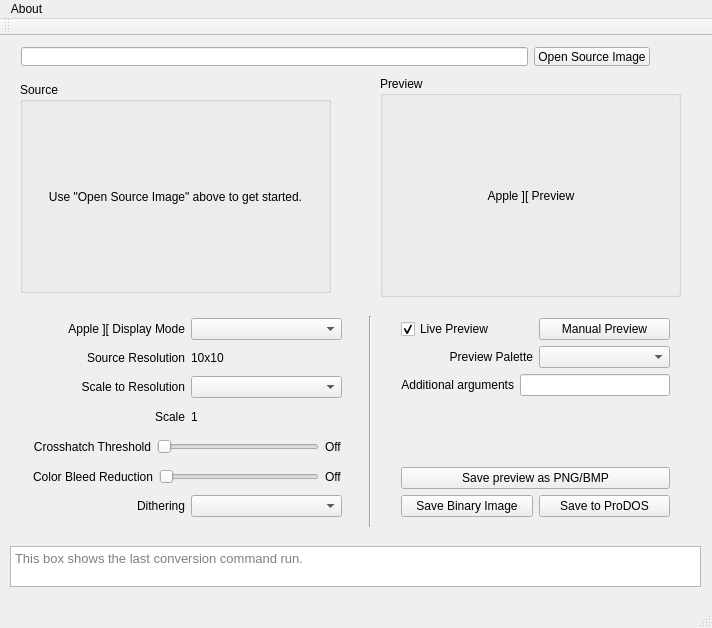
digarok/buckshot, file buckshot/mainwindow.ui: the form before one commit.
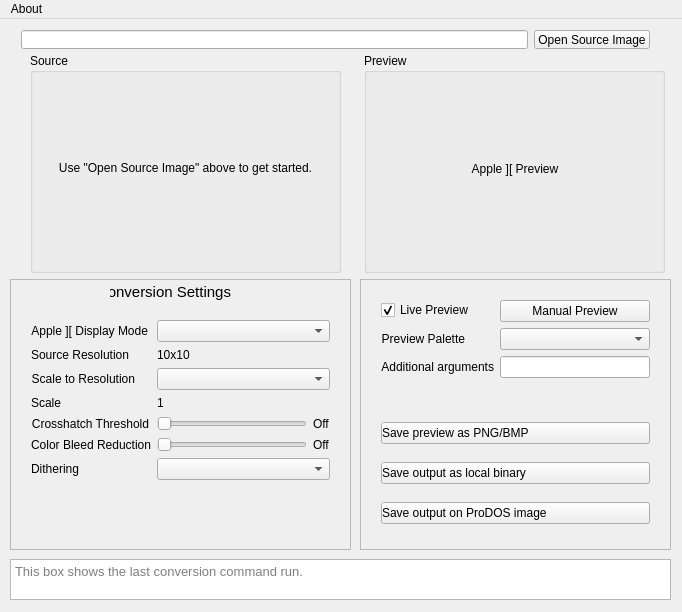
The form after the commit. Icons and pictures are not drawn.

Diff of the .ui file:
```diff
--- a/buckshot/mainwindow.ui
+++ b/buckshot/mainwindow.ui
@@ -6,8 +6,8 @@
    <rect>
     <x>0</x>
     <y>0</y>
-    <width>712</width>
-    <height>628</height>
+    <width>682</width>
+    <height>612</height>
    </rect>
   </property>
   <property name="sizePolicy">
@@ -23,10 +23,10 @@
    <widget class="QGroupBox" name="groupBox_source">
     <property name="geometry">
      <rect>
-      <x>20</x>
-      <y>46</y>
+      <x>30</x>
+      <y>34</y>
       <width>311</width>
-      <height>211</height>
+      <height>220</height>
      </rect>
     </property>
     <property name="title">
@@ -52,10 +52,10 @@
    <widget class="QGroupBox" name="groupBox_preview">
     <property name="geometry">
      <rect>
-      <x>380</x>
-      <y>40</y>
+      <x>364</x>
+      <y>34</y>
       <width>301</width>
-      <height>221</height>
+      <height>220</height>
      </rect>
     </property>
     <property name="title">
@@ -65,7 +65,7 @@
      <property name="geometry">
       <rect>
        <x>11</x>
-       <y>24</y>
+       <y>20</y>
        <width>280</width>
        <height>192</height>
       </rect>
@@ -108,8 +108,8 @@
     <property name="geometry">
      <rect>
       <x>10</x>
-      <y>510</y>
-      <width>691</width>
+      <y>540</y>
+      <width>661</width>
       <height>41</height>
      </rect>
     </property>
@@ -122,137 +122,26 @@
      <string>This box shows the last conversion command run.</string>
     </property>
    </widget>
-   <widget class="Line" name="line">
+   <widget class="QWidget" name="formLayoutWidget">
     <property name="geometry">
      <rect>
-      <x>360</x>
-      <y>280</y>
-      <width>20</width>
-      <height>211</height>
+      <x>20</x>
+      <y>290</y>
+      <width>321</width>
+      <height>231</height>
      </rect>
     </property>
-    <property name="orientation">
-     <enum>Qt::Vertical</enum>
-    </property>
-   </widget>
-   <widget class="QWidget" name="">
-    <property name="geometry">
-     <rect>
-      <x>390</x>
-      <y>271</y>
-      <width>291</width>
-      <height>221</height>
-     </rect>
-    </property>
-    <layout class="QVBoxLayout" name="verticalLayout">
-     <item>
-      <layout class="QHBoxLayout" name="horizontalLayout_2">
-       <item>
-        <widget class="QCheckBox" name="checkBox_livePreview">
-         <property name="text">
-          <string>Live Preview</string>
-         </property>
-         <property name="checked">
-          <bool>true</bool>
-         </property>
-        </widget>
-       </item>
-       <item>
-        <widget class="QPushButton" name="pushButton_preview">
-         <property name="text">
-          <string>Manual Preview</string>
-         </property>
-        </widget>
-       </item>
-      </layout>
-     </item>
-     <item>
-      <layout class="QHBoxLayout" name="horizontalLayout_3">
-       <item>
-        <widget class="QLabel" name="label_9">
-         <property name="text">
-          <string>Preview Palette</string>
-         </property>
-         <property name="alignment">
-          <set>Qt::AlignRight|Qt::AlignTrailing|Qt::AlignVCenter</set>
-         </property>
-        </widget>
-       </item>
-       <item>
-        <widget class="QComboBox" name="comboBox_previewPalette"/>
-       </item>
-      </layout>
-     </item>
-     <item>
-      <layout class="QHBoxLayout" name="horizontalLayout_4">
-       <item>
-        <widget class="QLabel" name="label_10">
-         <property name="text">
-          <string>Additional arguments</string>
-         </property>
-         <property name="alignment">
-          <set>Qt::AlignRight|Qt::AlignTrailing|Qt::AlignVCenter</set>
-         </property>
-        </widget>
-       </item>
-       <item>
-        <widget class="QLineEdit" name="lineEdit_addArgs"/>
-       </item>
-      </layout>
-     </item>
-     <item>
-      <spacer name="verticalSpacer">
-       <property name="orientation">
-        <enum>Qt::Vertical</enum>
-       </property>
-       <property name="sizeHint" stdset="0">
-        <size>
-         <width>20</width>
-         <height>40</height>
-        </size>
-       </property>
-      </spacer>
-     </item>
-     <item>
-      <widget class="QPushButton" name="pushButton_savePreview">
-       <property name="text">
-        <string>Save preview as PNG/BMP</string>
-       </property>
-      </widget>
-     </item>
-     <item>
-      <layout class="QHBoxLayout" name="horizontalLayout_5">
-       <item>
-        <widget class="QPushButton" name="pushButton_saveImage">
-         <property name="text">
-          <string>Save Binary Image</string>
-         </property>
-        </widget>
-       </item>
-       <item>
-        <widget class="QPushButton" name="pushButton_saveToProdos">
-         <property name="text">
-          <string>Save to ProDOS</string>
-         </property>
-        </widget>
-       </item>
-      </layout>
-     </item>
-    </layout>
-   </widget>
-   <widget class="QWidget" name="">
-    <property name="geometry">
-     <rect>
-      <x>22</x>
-      <y>271</y>
-      <width>331</width>
-      <height>221</height>
-     </rect>
-    </property>
-    <layout class="QVBoxLayout" name="verticalLayout_2">
-     <item>
-      <layout class="QHBoxLayout" name="horizontalLayout_6">
-       <item>
+    <layout class="QFormLayout" name="formLayout">
+     <property name="fieldGrowthPolicy">
+      <enum>QFormLayout::AllNonFixedFieldsGrow</enum>
+     </property>
+     <property name="horizontalSpacing">
+      <number>-1</number>
+     </property>
+     <property name="verticalSpacing">
+      <number>-1</number>
+     </property>
+     <item row="0" column="0">
         <widget class="QLabel" name="label_6">
          <property name="text">
           <string>Apple ][ Display Mode</string>
@@ -262,14 +151,17 @@
          </property>
         </widget>
        </item>
-       <item>
-        <widget class="QComboBox" name="comboBox_outputFormat"/>
-       </item>
-      </layout>
-     </item>
-     <item>
-      <layout class="QHBoxLayout" name="horizontalLayout_7">
-       <item>
+     <item row="0" column="1">
+      <widget class="QComboBox" name="comboBox_outputFormat">
+       <property name="sizePolicy">
+        <sizepolicy hsizetype="Preferred" vsizetype="Fixed">
+         <horstretch>1</horstretch>
+         <verstretch>0</verstretch>
+        </sizepolicy>
+       </property>
+      </widget>
+     </item>
+     <item row="1" column="0">
         <widget class="QLabel" name="label">
          <property name="text">
           <string>Source Resolution</string>
@@ -279,18 +171,14 @@
          </property>
         </widget>
        </item>
-       <item>
+     <item row="1" column="1">
         <widget class="QLabel" name="label_sourceResolution">
          <property name="text">
           <string>10x10</string>
          </property>
         </widget>
        </item>
-      </layout>
-     </item>
-     <item>
-      <layout class="QHBoxLayout" name="horizontalLayout_8">
-       <item>
+     <item row="2" column="0">
         <widget class="QLabel" name="label_2">
          <property name="text">
           <string>Scale to Resolution</string>
@@ -300,14 +188,10 @@
          </property>
         </widget>
        </item>
-       <item>
+     <item row="2" column="1">
         <widget class="QComboBox" name="comboBox_inputResolution"/>
        </item>
-      </layout>
-     </item>
-     <item>
-      <layout class="QHBoxLayout" name="horizontalLayout_9">
-       <item>
+     <item row="3" column="0">
         <widget class="QLabel" name="label_3">
          <property name="text">
           <string>Scale</string>
@@ -317,18 +201,14 @@
          </property>
         </widget>
        </item>
-       <item>
+     <item row="3" column="1">
         <widget class="QLabel" name="label_scaleFactor">
          <property name="text">
           <string>1</string>
          </property>
         </widget>
        </item>
-      </layout>
-     </item>
-     <item>
-      <layout class="QHBoxLayout" name="horizontalLayout_10">
-       <item>
+     <item row="4" column="0">
         <widget class="QLabel" name="label_4">
          <property name="text">
           <string>Crosshatch Threshold</string>
@@ -338,6 +218,8 @@
          </property>
         </widget>
        </item>
+     <item row="4" column="1">
+      <layout class="QHBoxLayout" name="horizontalLayout_10">
        <item>
         <widget class="QSlider" name="horizontalSlider_crossHatch">
          <property name="maximum">
@@ -357,9 +239,7 @@
        </item>
       </layout>
      </item>
-     <item>
-      <layout class="QHBoxLayout" name="horizontalLayout_11">
-       <item>
+     <item row="5" column="0">
         <widget class="QLabel" name="label_5">
          <property name="text">
           <string>Color Bleed Reduction</string>
@@ -369,6 +249,8 @@
          </property>
         </widget>
        </item>
+     <item row="5" column="1">
+      <layout class="QHBoxLayout" name="horizontalLayout_11">
        <item>
         <widget class="QSlider" name="horizontalSlider_colorBleed">
          <property name="orientation">
@@ -385,9 +267,7 @@
        </item>
       </layout>
      </item>
-     <item>
-      <layout class="QHBoxLayout" name="horizontalLayout_12">
-       <item>
+     <item row="6" column="0">
         <widget class="QLabel" name="label_8">
          <property name="text">
           <string>Dithering</string>
@@ -397,20 +277,234 @@
          </property>
         </widget>
        </item>
-       <item>
-        <widget class="QComboBox" name="comboBox_dithering"/>
-       </item>
-      </layout>
-     </item>
-    </layout>
-   </widget>
+     <item row="6" column="1">
+      <widget class="QComboBox" name="comboBox_dithering">
+       <property name="sizePolicy">
+        <sizepolicy hsizetype="Expanding" vsizetype="Fixed">
+         <horstretch>0</horstretch>
+         <verstretch>0</verstretch>
+        </sizepolicy>
+       </property>
+      </widget>
+     </item>
+    </layout>
+   </widget>
+   <widget class="QFrame" name="frame">
+    <property name="geometry">
+     <rect>
+      <x>10</x>
+      <y>260</y>
+      <width>341</width>
+      <height>271</height>
+     </rect>
+    </property>
+    <property name="frameShape">
+     <enum>QFrame::StyledPanel</enum>
+    </property>
+    <property name="frameShadow">
+     <enum>QFrame::Raised</enum>
+    </property>
+    <widget class="QLabel" name="label_11">
+     <property name="geometry">
+      <rect>
+       <x>100</x>
+       <y>0</y>
+       <width>121</width>
+       <height>26</height>
+      </rect>
+     </property>
+     <property name="font">
+      <font>
+       <pointsize>11</pointsize>
+      </font>
+     </property>
+     <property name="text">
+      <string>Conversion Settings</string>
+     </property>
+     <property name="alignment">
+      <set>Qt::AlignRight|Qt::AlignTrailing|Qt::AlignVCenter</set>
+     </property>
+    </widget>
+   </widget>
+   <widget class="QFrame" name="frame_2">
+    <property name="geometry">
+     <rect>
+      <x>360</x>
+      <y>260</y>
+      <width>311</width>
+      <height>271</height>
+     </rect>
+    </property>
+    <property name="frameShape">
+     <enum>QFrame::StyledPanel</enum>
+    </property>
+    <property name="frameShadow">
+     <enum>QFrame::Raised</enum>
+    </property>
+    <widget class="QWidget" name="formLayoutWidget_2">
+     <property name="geometry">
+      <rect>
+       <x>10</x>
+       <y>10</y>
+       <width>291</width>
+       <height>101</height>
+      </rect>
+     </property>
+     <layout class="QFormLayout" name="formLayout_2">
+      <item row="0" column="1">
+       <widget class="QPushButton" name="pushButton_preview">
+        <property name="sizePolicy">
+         <sizepolicy hsizetype="Preferred" vsizetype="Fixed">
+          <horstretch>0</horstretch>
+          <verstretch>0</verstretch>
+         </sizepolicy>
+        </property>
+        <property name="text">
+         <string>Manual Preview</string>
+        </property>
+       </widget>
+      </item>
+      <item row="1" column="0">
+       <widget class="QLabel" name="label_9">
+        <property name="text">
+         <string>Preview Palette</string>
+        </property>
+        <property name="alignment">
+         <set>Qt::AlignRight|Qt::AlignTrailing|Qt::AlignVCenter</set>
+        </property>
+       </widget>
+      </item>
+      <item row="1" column="1">
+       <widget class="QComboBox" name="comboBox_previewPalette"/>
+      </item>
+      <item row="2" column="0">
+       <widget class="QLabel" name="label_10">
+        <property name="text">
+         <string>Additional arguments</string>
+        </property>
+        <property name="alignment">
+         <set>Qt::AlignRight|Qt::AlignTrailing|Qt::AlignVCenter</set>
+        </property>
+       </widget>
+      </item>
+      <item row="2" column="1">
+       <widget class="QLineEdit" name="lineEdit_addArgs">
+        <property name="sizePolicy">
+         <sizepolicy hsizetype="Preferred" vsizetype="Fixed">
+          <horstretch>0</horstretch>
+          <verstretch>0</verstretch>
+         </sizepolicy>
+        </property>
+       </widget>
+      </item>
+      <item row="0" column="0">
+       <widget class="QCheckBox" name="checkBox_livePreview">
+        <property name="text">
+         <string>Live Preview</string>
+        </property>
+        <property name="checked">
+         <bool>true</bool>
+        </property>
+       </widget>
+      </item>
+     </layout>
+    </widget>
+    <widget class="QWidget" name="verticalLayoutWidget">
+     <property name="geometry">
+      <rect>
+       <x>10</x>
+       <y>120</y>
+       <width>291</width>
+       <height>148</height>
+      </rect>
+     </property>
+     <layout class="QVBoxLayout" name="verticalLayout_2">
+      <item>
+       <widget class="QPushButton" name="pushButton_savePreview">
+        <property name="layoutDirection">
+         <enum>Qt::RightToLeft</enum>
+        </property>
+        <property name="styleSheet">
+         <string notr="true">text-align:left;</string>
+        </property>
+        <property name="text">
+         <string>Save preview as PNG/BMP</string>
+        </property>
+        <property name="icon">
+         <iconset resource="assets.qrc">
+          <normaloff>:/icons/resources/image.png</normaloff>:/icons/resources/image.png</iconset>
+        </property>
+        <property name="iconSize">
+         <size>
+          <width>36</width>
+          <height>32</height>
+         </size>
+        </property>
+       </widget>
+      </item>
+      <item>
+       <widget class="QPushButton" name="pushButton_saveImage">
+        <property name="layoutDirection">
+         <enum>Qt::RightToLeft</enum>
+        </property>
+        <property name="styleSheet">
+         <string notr="true">text-align:left;</string>
+        </property>
+        <property name="text">
+         <string>Save output as local binary</string>
+        </property>
+        <property name="icon">
+         <iconset resource="assets.qrc">
+          <normaloff>:/icons/resources/binary.png</normaloff>:/icons/resources/binary.png</iconset>
+        </property>
+        <property name="iconSize">
+         <size>
+          <width>36</width>
+          <height>32</height>
+         </size>
+        </property>
+       </widget>
+      </item>
+      <item>
+       <widget class="QPushButton" name="pushButton_saveToProdos">
+        <property name="layoutDirection">
+         <enum>Qt::RightToLeft</enum>
+        </property>
+        <property name="styleSheet">
+         <string notr="true">text-align:left;</string>
+        </property>
+        <property name="text">
+         <string>Save output on ProDOS image</string>
+        </property>
+        <property name="icon">
+         <iconset resource="assets.qrc">
+          <normaloff>:/icons/resources/disk.png</normaloff>:/icons/resources/disk.png</iconset>
+        </property>
+        <property name="iconSize">
+         <size>
+          <width>36</width>
+          <height>32</height>
+         </size>
+        </property>
+       </widget>
+      </item>
+     </layout>
+    </widget>
+   </widget>
+   <zorder>frame_2</zorder>
+   <zorder>frame</zorder>
+   <zorder>groupBox_source</zorder>
+   <zorder>groupBox_preview</zorder>
+   <zorder>horizontalLayoutWidget</zorder>
+   <zorder>plainTextEdit_lastCmd</zorder>
+   <zorder>formLayoutWidget</zorder>
   </widget>
   <widget class="QMenuBar" name="menuBar">
    <property name="geometry">
     <rect>
      <x>0</x>
      <y>0</y>
-     <width>712</width>
+     <width>682</width>
      <height>22</height>
     </rect>
    </property>
@@ -422,15 +516,6 @@
    </widget>
    <addaction name="menuAbout"/>
   </widget>
-  <widget class="QToolBar" name="mainToolBar">
-   <attribute name="toolBarArea">
-    <enum>TopToolBarArea</enum>
-   </attribute>
-   <attribute name="toolBarBreak">
-    <bool>false</bool>
-   </attribute>
-  </widget>
-  <widget class="QStatusBar" name="statusBar"/>
   <action name="actionWhat_is_this">
    <property name="text">
     <string>What is this?</string>
```
Left out of the diff: 4 changed lines with no effect on the pictures. Lines whose indentation alone changed are shown as unchanged.
